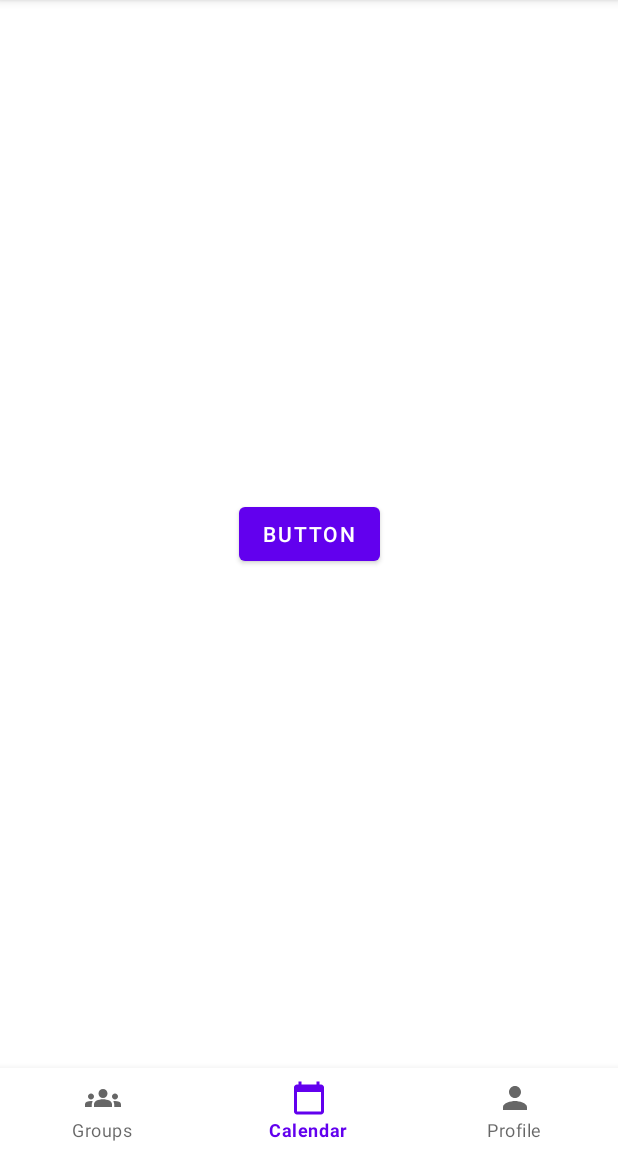
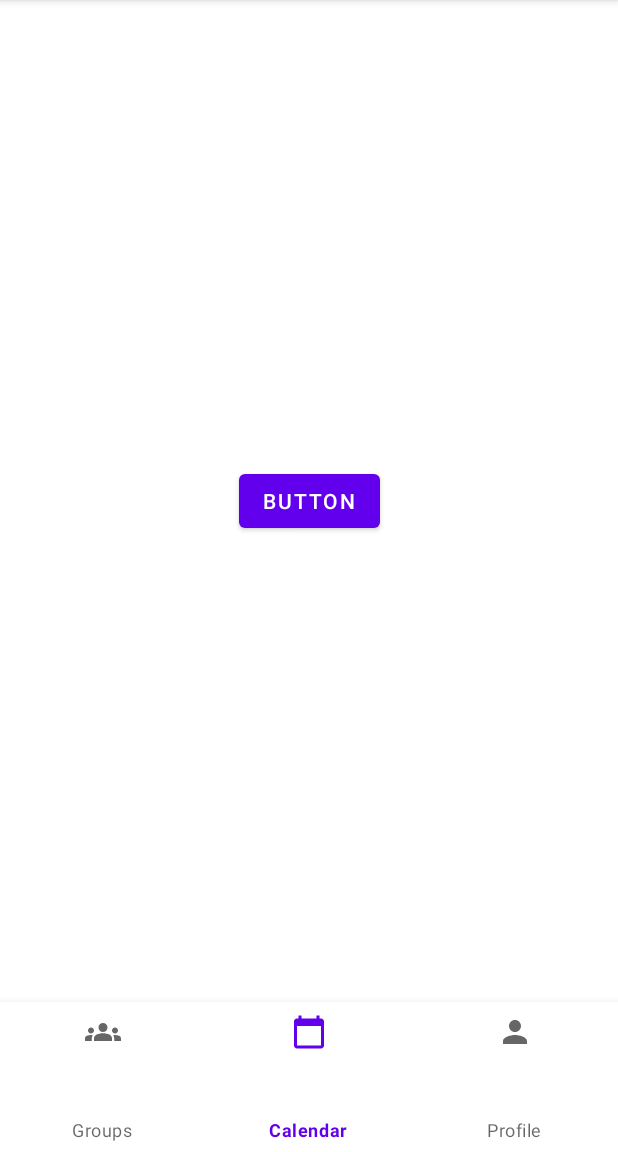
Before and after one commit to Maartens-Mathew/LearnQuest, an Android app: the screen it shows after launch (Dashboard), item 2 of the bottom bar chosen, on a phone screen of 412 x 824 dp, the part 84-1236 px from its top. Run offline under Robolectric (Android 15) with nearby library versions, the phone set to English and light mode, and no system bars; our stand-ins replace data binding.

Commit message:
Changed format of dataBinding to allow Ctrl + Alt + Home shortcut.
Added NavigationMap.java class, to allow for quick navigation.

```diff
--- a/app/src/main/java/com/example/learnquest/LoginRegister/Dashboard/Dashboard.java
+++ b/app/src/main/java/com/example/learnquest/LoginRegister/Dashboard/Dashboard.java
@@ -8,6 +8,7 @@ import androidx.appcompat.app.AppCompatActivity;
 import androidx.core.graphics.Insets;
 import androidx.core.view.ViewCompat;
 import androidx.core.view.WindowInsetsCompat;
+import androidx.databinding.DataBindingUtil;
 import androidx.fragment.app.Fragment;
 import androidx.fragment.app.FragmentManager;
 import androidx.fragment.app.FragmentTransaction;
@@ -27,7 +28,7 @@ public class Dashboard extends AppCompatActivity {
     @Override
     protected void onCreate(Bundle savedInstanceState) {
         super.onCreate(savedInstanceState);
-        binding = ActivityDashboardBinding.inflate(getLayoutInflater());
+        binding = DataBindingUtil.setContentView(this, R.layout.activity_dashboard);
         manager = getSupportFragmentManager();
 
         EdgeToEdge.enable(this);
--- a/app/src/main/res/layout/activity_dashboard.xml
+++ b/app/src/main/res/layout/activity_dashboard.xml
@@ -1,7 +1,8 @@
 <?xml version="1.0" encoding="utf-8"?>
 <layout xmlns:android="http://schemas.android.com/apk/res/android"
     xmlns:app="http://schemas.android.com/apk/res-auto"
-    xmlns:tools="http://schemas.android.com/tools">
+    xmlns:tools="http://schemas.android.com/tools"
+    tools:context=".LoginRegister.Dashboard.Dashboard">
 
     <data>
 
@@ -11,7 +12,7 @@
         android:id="@+id/main"
         android:layout_width="match_parent"
         android:layout_height="match_parent"
-        tools:context=".LoginRegister.Dashboard.Dashboard">
+        >
 
         <androidx.fragment.app.FragmentContainerView
             android:id="@+id/fcv_dashboard"
@@ -26,7 +27,7 @@
         <com.google.android.material.bottomnavigation.BottomNavigationView
             android:id="@+id/navBarDash"
             android:layout_width="0dp"
-            android:layout_height="wrap_content"
+            android:layout_height="100dp"
             app:layout_constraintBottom_toBottomOf="parent"
             app:layout_constraintEnd_toEndOf="parent"
             app:layout_constraintStart_toStartOf="parent"
```
Also changed, not shown: app/build.gradle.kts (+6 -2 lines), app/src/main/java/com/example/learnquest/LoginRegister/RegisterActivity.java (+2 -6 lines), app/src/main/java/com/example/learnquest/NavigationMap.java (added, +41 -0 lines), 1 other file.
